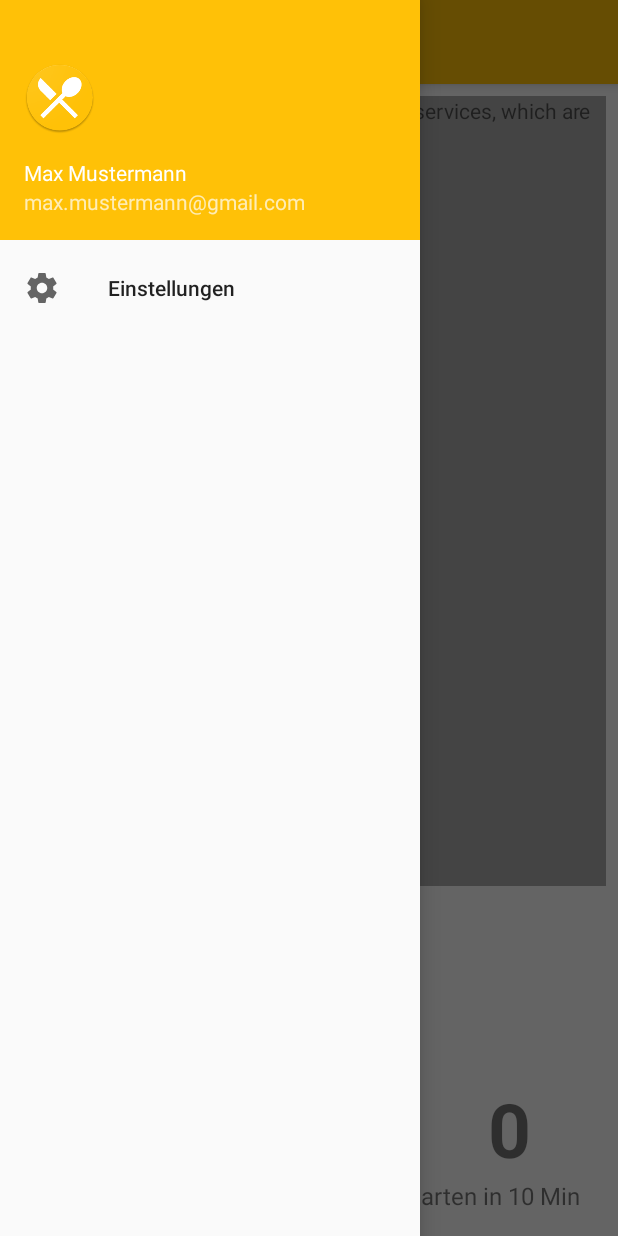
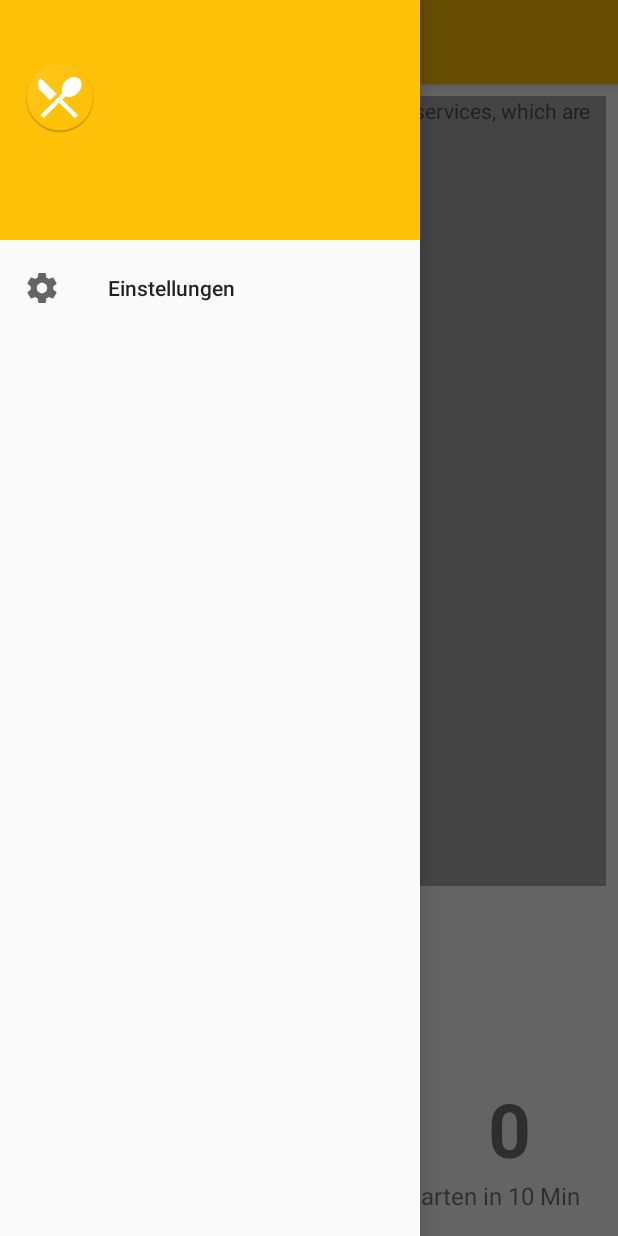
Before and after one commit to mikigraf/Lunchmates, an Android app: the screen it shows after launch (MainActivity), with the side drawer open, on a phone screen of 412 x 824 dp. Run offline under Robolectric (Android 15) with nearby library versions, the phone set to English and light mode, and no system bars; our stand-ins replace Firebase (no records; nobody signed in at launch, a user with empty details on screens opened directly).

Commit message:
Pushed wrong xml files at my last commit. here i changed that sync button and removed Max Mustermann.

```diff
--- a/android/Lunchmates/app/src/main/res/layout/content_main.xml
+++ b/android/Lunchmates/app/src/main/res/layout/content_main.xml
@@ -115,13 +115,11 @@
                         android:layout_alignTop="@+id/startingNumber"
                         android:layout_centerHorizontal="true"
                         android:clickable="true"
-                        android:src="@drawable/ic_add_black_24dp"
+                        android:src="@drawable/ic_sync_black_24dp"
                         android:tint="@android:color/white"
                         app:backgroundTint="@android:color/holo_orange_light"
                         app:elevation="5dp"
                         app:fabSize="normal"
-                        app:layout_anchor="@id/viewTop"
-                        app:layout_anchorGravity="bottom|center"
                         app:rippleColor="@android:color/white"
                         tools:layout_editor_absoluteX="0dp"
                         tools:layout_editor_absoluteY="0dp" />
@@ -148,24 +146,6 @@
             tools:layout_editor_absoluteX="0dp"
             tools:layout_editor_absoluteY="0dp" />
 
-
-        <!--<android.support.design.widget.FloatingActionButton-->
-            <!--android:id="@+id/fab_test"-->
-            <!--android:layout_width="wrap_content"-->
-            <!--android:layout_height="wrap_content"-->
-            <!--android:layout_margin="16dp"-->
-            <!--android:clickable="true"-->
-            <!--android:src="@drawable/ic_add_black_24dp"-->
-            <!--android:tint="@android:color/white"-->
-            <!--app:backgroundTint="@android:color/holo_blue_light"-->
-            <!--app:elevation="10dp"-->
-            <!--app:fabSize="normal"-->
-            <!--app:layout_anchor="@id/viewTop"-->
-            <!--app:layout_anchorGravity="bottom|right"-->
-            <!--app:rippleColor="@android:color/white"-->
-            <!--tools:layout_editor_absoluteX="0dp"-->
-            <!--tools:layout_editor_absoluteY="0dp" />-->
-
     </android.support.design.widget.CoordinatorLayout>
 
 </android.support.constraint.ConstraintLayout>
--- a/android/Lunchmates/app/src/main/res/layout/nav_header_main.xml
+++ b/android/Lunchmates/app/src/main/res/layout/nav_header_main.xml
@@ -28,13 +28,11 @@
         android:layout_width="match_parent"
         android:layout_height="wrap_content"
         android:paddingTop="@dimen/nav_header_vertical_spacing"
-        android:text="@string/user_name"
         android:textAppearance="@style/TextAppearance.AppCompat.Body1" />
 
     <TextView
         android:id="@+id/userEmail"
         android:layout_width="match_parent"
-        android:layout_height="wrap_content"
-        android:text="@string/user_email" />
+        android:layout_height="wrap_content" />
 
 </LinearLayout>
```
Also changed, not shown: android/Lunchmates/app/src/main/java/club/lunchmates/lunchmates/MainActivity.java (+69 -27 lines).
